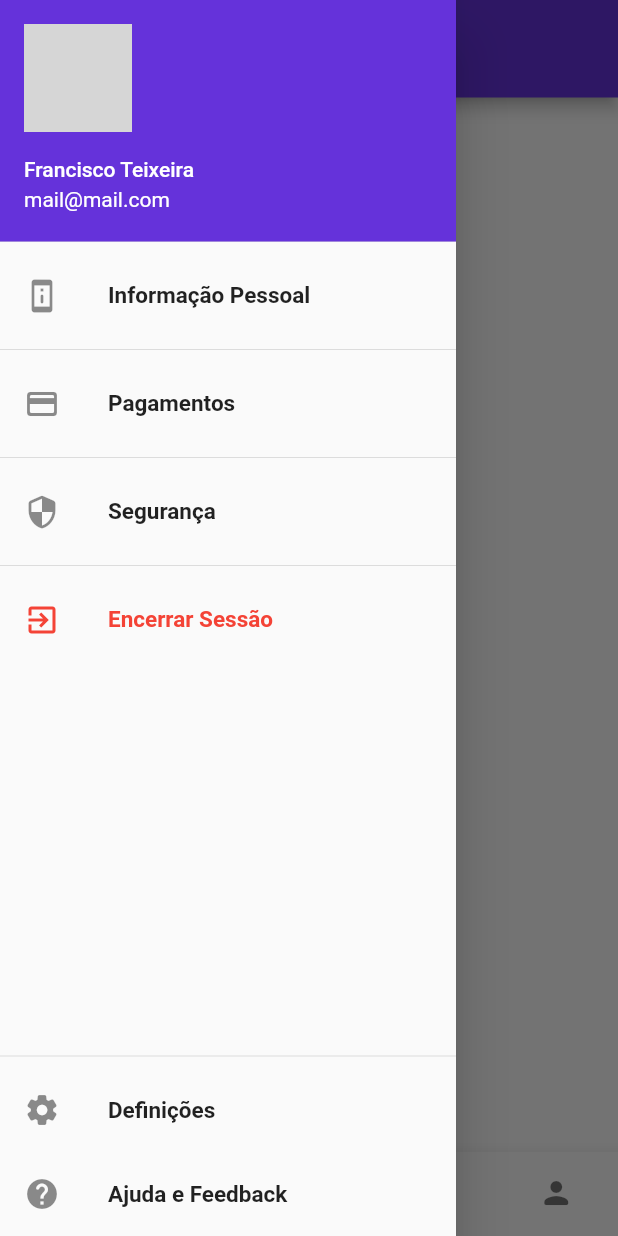
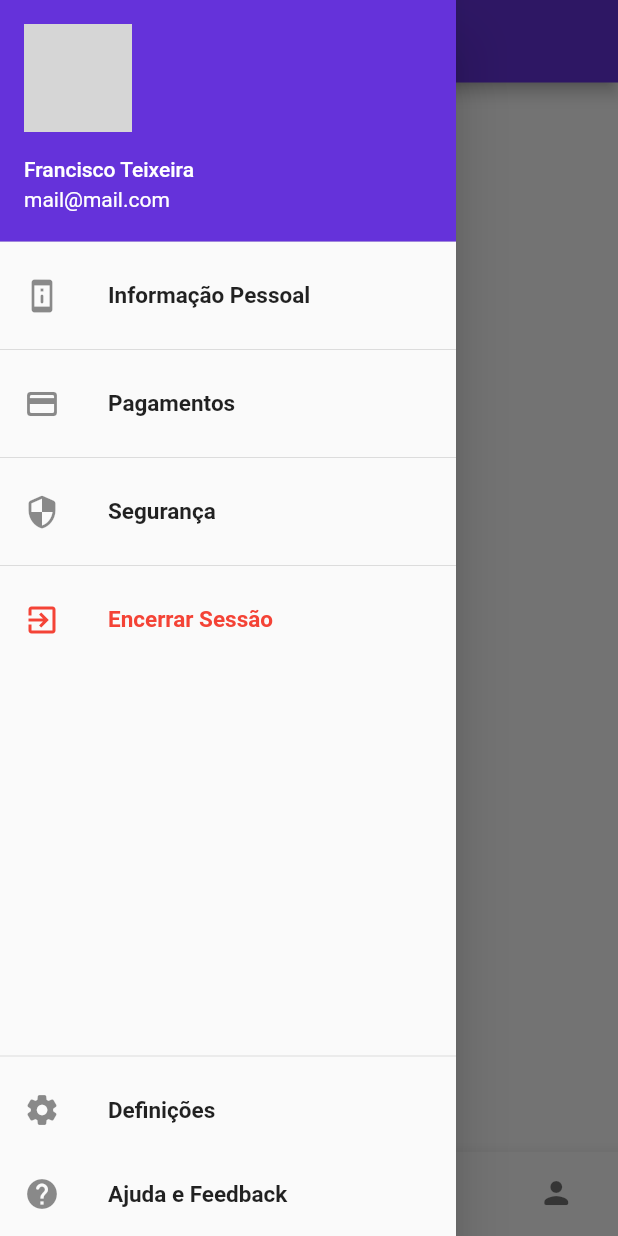
Before and after one commit to PECI-21-22-Grupo04/android-app, a Flutter app: the PageNav screen opened directly, item 2 of the bottom bar chosen, in the side drawer, after a tap on the "menu" icon, on a phone screen of 412 x 824 dp. Run offline on Flutter 3.47's test engine with Material 2 defaults, Android fonts, the phone set to English and light mode, and no system bars; our stand-ins replace firebase_auth, firebase_core, google_sign_in, settings_ui, shared_preferences; missing offline and left inert: app_settings; accounts and stored records are empty; network calls fail; grey boxes are pictures that could not be loaded.

Commit message:
Small change: back button in edit profile

```diff
--- a/runx/lib/presentation/page_nav.dart
+++ b/runx/lib/presentation/page_nav.dart
@@ -37,9 +37,9 @@ class _PageNavState extends State<PageNav> {
     setState(() {
       _selectedIndex = index;
       if (index == 0) {
-        _pageTitle = "Inicio";
+        _pageTitle = "Início";
       } else if (index == 1) {
-        _pageTitle = "Exercicios e Planos";
+        _pageTitle = "Exercícios e Planos";
       } else if (index == 2) {
         _pageTitle = "Instrutor";
       } else if (index == 3) {
@@ -57,11 +57,11 @@ class _PageNavState extends State<PageNav> {
       appBar: AppBar(
         title: Text(_pageTitle),
         centerTitle: true,
-        toolbarHeight: 65,
+        toolbarHeight: 55,
         leading: Builder(
           builder: (context) => IconButton(
             icon: const Icon(Icons.menu_rounded),
-            iconSize: 35.0,
+            iconSize: 30.0,
             onPressed: () => Scaffold.of(context).openDrawer(),
           ),
         ),
--- a/runx/lib/profile/editprofile.dart
+++ b/runx/lib/profile/editprofile.dart
@@ -23,6 +23,11 @@ class _EditProfileState extends State<EditProfile> {
   Widget build(BuildContext context) {
     return Builder(
       builder: (context) => Scaffold(
+        appBar: AppBar(
+          title: const Text('Editar perfil'),
+          toolbarHeight: 55,
+          leading: Builder(builder: (context) => const BackButton()),
+        ),
         body: ListView(
           padding: const EdgeInsets.symmetric(horizontal: 32),
           physics: const BouncingScrollPhysics(),
```
